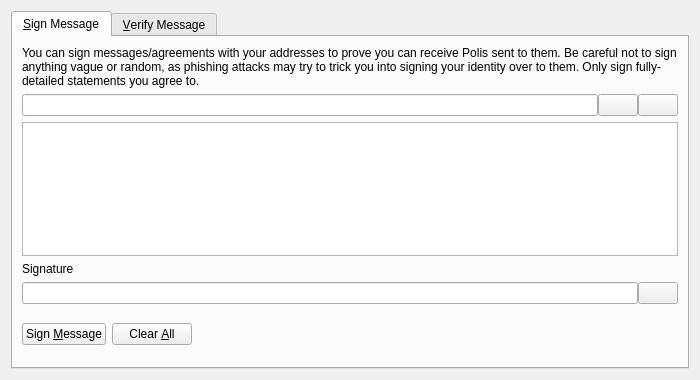
Before: the Qt Designer form src/qt/forms/signverifymessagedialog.ui in Acedcoin/AceD, drawn with Qt 5.
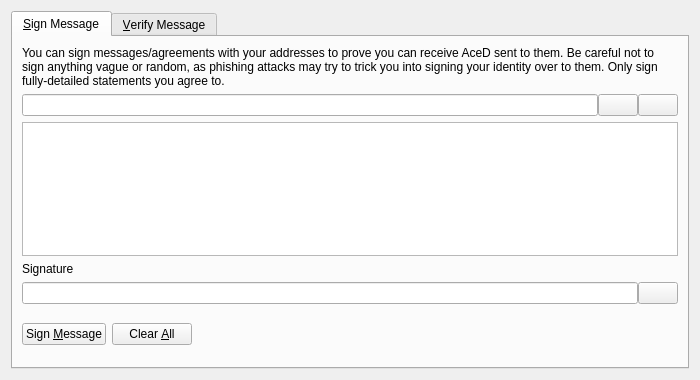
After: the same form once the commit is applied. Custom widgets are drawn as their Qt base class.

```diff
--- a/src/qt/forms/signverifymessagedialog.ui
+++ b/src/qt/forms/signverifymessagedialog.ui
@@ -30,7 +30,7 @@
        <item>
         <widget class="QLabel" name="infoLabel_SM">
          <property name="text">
-          <string>You can sign messages/agreements with your addresses to prove you can receive Polis sent to them. Be careful not to sign anything vague or random, as phishing attacks may try to trick you into signing your identity over to them. Only sign fully-detailed statements you agree to.</string>
+          <string>You can sign messages/agreements with your addresses to prove you can receive AceD sent to them. Be careful not to sign anything vague or random, as phishing attacks may try to trick you into signing your identity over to them. Only sign fully-detailed statements you agree to.</string>
          </property>
          <property name="textFormat">
           <enum>Qt::PlainText</enum>
```
Left out of the diff: 10 changed lines with no effect on the pictures.
